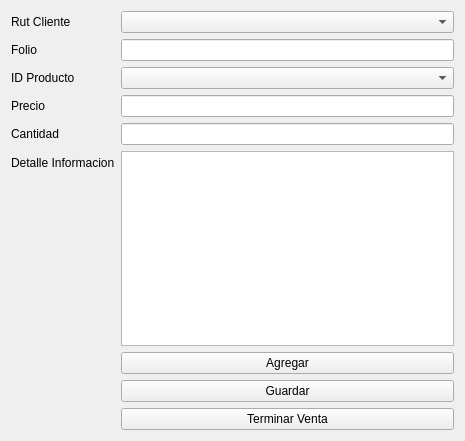
This is Proyecto/Modulo_Venta/Form_ventas.ui in PaulaCanales/Proyecto_Ventas as Qt 5 draws it before an edit. The edited form follows.
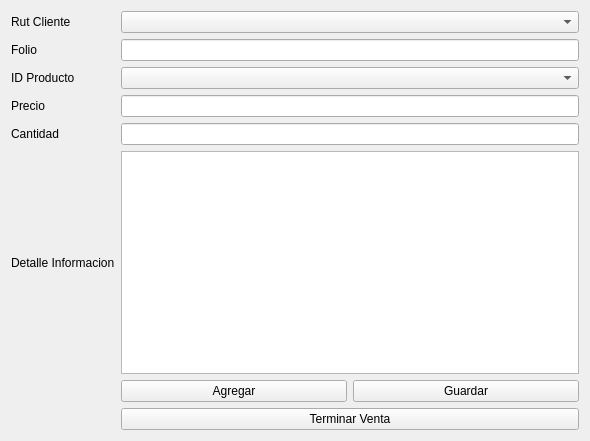
This is the edited form.

Commit message: Arreglo Interfaces y Boton

What changed in the file:
```diff
--- a/Proyecto/Modulo_Venta/Form_ventas.ui
+++ b/Proyecto/Modulo_Venta/Form_ventas.ui
@@ -6,14 +6,14 @@
    <rect>
     <x>0</x>
     <y>0</y>
-    <width>465</width>
+    <width>590</width>
     <height>441</height>
    </rect>
   </property>
   <property name="windowTitle">
    <string>Form</string>
   </property>
-  <layout class="QFormLayout" name="formLayout">
+  <layout class="QGridLayout" name="gridLayout">
    <item row="0" column="0">
     <widget class="QLabel" name="label">
      <property name="text">
@@ -40,14 +40,14 @@
    <item row="1" column="1">
     <widget class="QLineEdit" name="folio"/>
    </item>
-   <item row="3" column="0">
+   <item row="2" column="0">
     <widget class="QLabel" name="label_5">
      <property name="text">
       <string>ID Producto</string>
      </property>
     </widget>
    </item>
-   <item row="3" column="1">
+   <item row="2" column="1">
     <widget class="QComboBox" name="id_prod">
      <item>
       <property name="text">
@@ -56,34 +56,34 @@
      </item>
     </widget>
    </item>
-   <item row="4" column="0">
+   <item row="3" column="0">
     <widget class="QLabel" name="label_2">
      <property name="text">
       <string>Precio</string>
      </property>
     </widget>
    </item>
-   <item row="4" column="1">
+   <item row="3" column="1">
     <widget class="QLineEdit" name="precio"/>
    </item>
-   <item row="6" column="0">
+   <item row="4" column="0">
     <widget class="QLabel" name="label_4">
      <property name="text">
       <string>Cantidad</string>
      </property>
     </widget>
    </item>
-   <item row="6" column="1">
+   <item row="4" column="1">
     <widget class="QLineEdit" name="cantidad"/>
    </item>
-   <item row="8" column="0">
+   <item row="5" column="0">
     <widget class="QLabel" name="label_3">
      <property name="text">
       <string>Detalle Informacion</string>
      </property>
     </widget>
    </item>
-   <item row="8" column="1">
+   <item row="5" column="1">
     <widget class="QTableView" name="grilla_prod">
      <property name="editTriggers">
       <set>QAbstractItemView::NoEditTriggers</set>
@@ -102,21 +102,25 @@
      </property>
     </widget>
    </item>
-   <item row="10" column="1">
+   <item row="6" column="1">
+    <layout class="QHBoxLayout" name="horizontalLayout">
+     <item>
     <widget class="QPushButton" name="aceptar">
      <property name="text">
       <string>Agregar</string>
      </property>
     </widget>
    </item>
-   <item row="11" column="1">
+     <item>
     <widget class="QPushButton" name="guardar">
      <property name="text">
       <string>Guardar</string>
      </property>
     </widget>
    </item>
-   <item row="12" column="1">
+    </layout>
+   </item>
+   <item row="7" column="1">
     <widget class="QPushButton" name="venta">
      <property name="text">
       <string>Terminar Venta</string>
```
Lines whose indentation alone changed are shown as unchanged. The commit also changes 5 other files.
